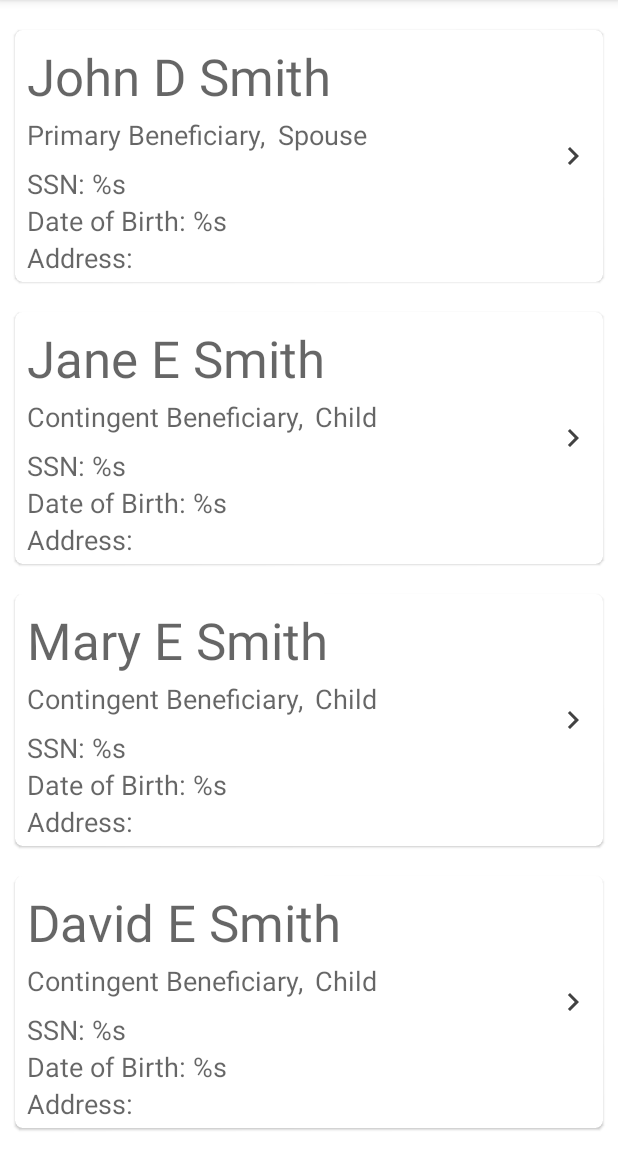
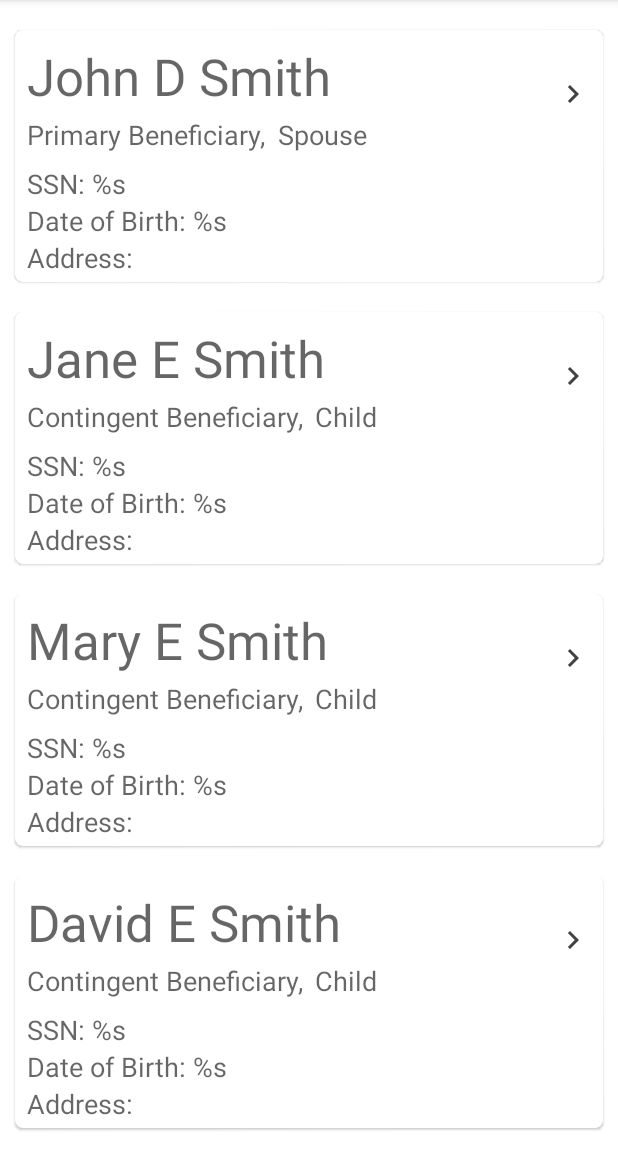
Before and after one commit to katyluttrell/Beneficiaries, an Android app: the screen it shows after launch (MainActivity), on a phone screen of 412 x 824 dp, the part 84-1236 px from its top. Run offline under Robolectric (Android 15) with nearby library versions, the phone set to English and light mode, and no system bars; our stand-ins replace data binding.

Commit message:
fixed chevron

```diff
--- a/Beneficiaries/app/src/main/res/layout/beneficiary_card.xml
+++ b/Beneficiaries/app/src/main/res/layout/beneficiary_card.xml
@@ -7,80 +7,93 @@
         android:layout_width="match_parent"
         android:layout_height="wrap_content"
         android:layout_margin="10dp"
-        app:cardElevation="1dp"
+        android:clickable="true"
         app:cardCornerRadius="5dp"
-        android:clickable="true">
+        app:cardElevation="1dp">
+
         <RelativeLayout
             android:layout_width="match_parent"
             android:layout_height="wrap_content">
+
+            <RelativeLayout
+                android:id="@+id/beneficiary_card_top"
+                android:layout_width="match_parent"
+                android:layout_height="wrap_content">
+
+                <LinearLayout
+                    android:id="@+id/beneficiary_primary_data"
+                    android:layout_width="wrap_content"
+                    android:layout_height="wrap_content"
+                    android:orientation="vertical">
+
                     <TextView
                         android:id="@+id/beneficiary_name"
                         android:layout_width="wrap_content"
                         android:layout_height="wrap_content"
-                android:layout_toStartOf="@id/chevron"
                         android:layout_marginStart="8dp"
                         android:layout_marginTop="8dp"
-                android:textAppearance="@style/TextAppearance.AppCompat.Display1"
-                android:layout_alignParentStart="true" />
+                        android:textAppearance="@style/TextAppearance.AppCompat.Display1" />
 
                     <LinearLayout
                         android:id="@+id/beneficiary_designation_bene_type"
                         android:layout_width="wrap_content"
                         android:layout_height="wrap_content"
-                android:orientation="horizontal"
-                android:layout_below="@id/beneficiary_name"
                         android:layout_marginVertical="4dp"
-                android:layout_marginStart="8dp">
+                        android:layout_marginStart="8dp"
+                        android:orientation="horizontal">
 
                         <TextView
                             android:id="@+id/designation_text"
                             android:layout_width="wrap_content"
                             android:layout_height="wrap_content"
-                    android:visibility="gone"
                             android:textAppearance="@style/TextAppearance.AppCompat.Medium"
-                    />
+                            android:visibility="gone" />
 
                         <TextView
                             android:id="@+id/bene_type_text"
                             android:layout_width="wrap_content"
                             android:layout_height="wrap_content"
-                    android:visibility="gone"
+                            android:layout_marginStart="8dp"
                             android:textAppearance="@style/TextAppearance.AppCompat.Medium"
-                    android:layout_marginStart="8dp"/>
+                            android:visibility="gone" />
+                    </LinearLayout>
                 </LinearLayout>
 
                 <ImageView
                     android:id="@+id/chevron"
                     android:layout_width="wrap_content"
                     android:layout_height="wrap_content"
+                    android:layout_alignParentEnd="true"
+                    android:layout_centerInParent="true"
                     android:layout_marginEnd="8dp"
-                android:layout_centerVertical="true"
-                android:layout_alignParentEnd="true"
+                    android:contentDescription="@string/chevron"
                     app:srcCompat="@drawable/baseline_chevron_right_24"
-                android:contentDescription="@string/chevron"
                     app:tint="@color/cardview_dark_background" />
+            </RelativeLayout>
 
             <LinearLayout
                 android:id="@+id/beneficiary_detail"
                 android:layout_width="wrap_content"
                 android:layout_height="wrap_content"
-                android:orientation="vertical"
-                android:layout_below="@id/beneficiary_designation_bene_type"
+                android:layout_below="@id/beneficiary_card_top"
                 android:layout_marginVertical="4dp"
-                android:layout_marginStart="8dp">
+                android:layout_marginStart="8dp"
+                android:orientation="vertical">
 
                 <TextView
                     android:id="@+id/ssn_text"
                     android:layout_width="wrap_content"
                     android:layout_height="wrap_content"
                     android:text="@string/ssn_display"
-                    android:textAppearance="@style/TextAppearance.AppCompat.Medium"/>
+                    android:textAppearance="@style/TextAppearance.AppCompat.Medium" />
+
                 <TextView
                     android:id="@+id/dob_text"
                     android:layout_width="wrap_content"
                     android:layout_height="wrap_content"
                     android:text="@string/date_of_birth_display"
                     android:textAppearance="@style/TextAppearance.AppCompat.Medium" />
+
                 <TextView
                     android:id="@+id/address_label"
                     android:layout_width="wrap_content"
```
Lines whose indentation alone changed are shown as unchanged.
